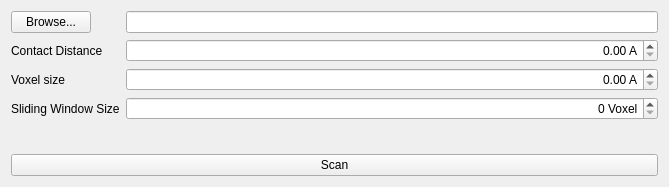
Qt form Elements/ProteinScanner/form/SEProteinScannerAppGUI.ui (MathieuRita/INF473-x16) before a commit.
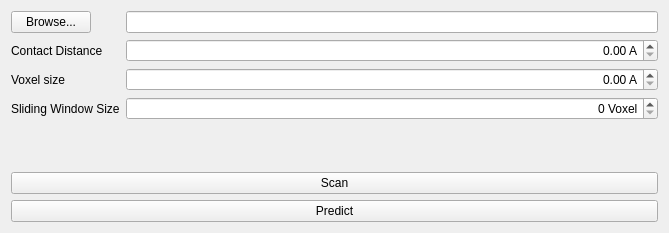
The same form after that commit.

```diff
--- a/Elements/ProteinScanner/form/SEProteinScannerAppGUI.ui
+++ b/Elements/ProteinScanner/form/SEProteinScannerAppGUI.ui
@@ -7,7 +7,7 @@
     <x>0</x>
     <y>0</y>
     <width>669</width>
-    <height>187</height>
+    <height>233</height>
    </rect>
   </property>
   <property name="minimumSize">
@@ -92,6 +92,13 @@
      </property>
     </widget>
    </item>
+   <item>
+    <widget class="QPushButton" name="pushButton_2">
+     <property name="text">
+      <string>Predict</string>
+     </property>
+    </widget>
+   </item>
   </layout>
  </widget>
  <resources/>
```
Left out of the diff: 15 changed lines with no effect on the pictures.
